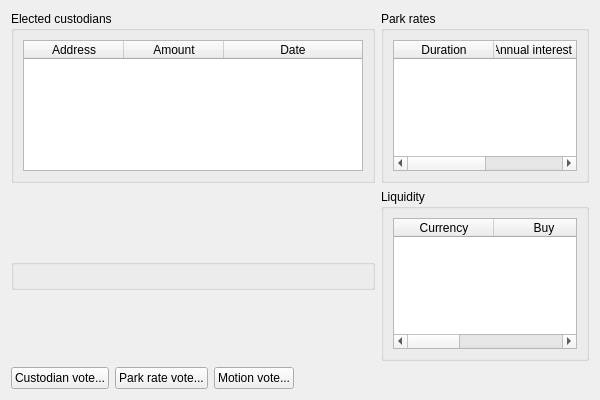
First picture: the form in src/qt/forms/votepage.ui, repository creon-nu/Nu, before the edit.
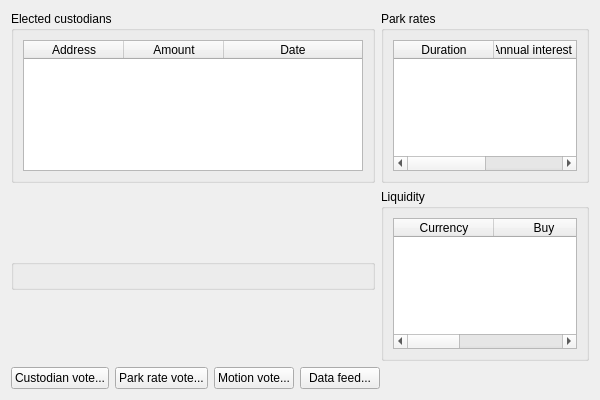
Second picture: the form after the edit.

Commit message:
The user can now set a data feed URL from which his vote is automatically updated.
The URL can be set with the RPC "setdatafeed" (a "getdatafeed" command also exists) or in the Vote tab of the GUI.

The vote is then fetched from the URL every 60 seconds (can be changed with -datafeeddelay).

The syntax of the vote is the same as the one used in the "setvote" RPC.
If anything fails during the fetch the vote is not updated and an error is displayed at the usual places (in the "error" field of the "getinfo" result and in the status bar).

At each update the downloaded data is written to the log.

```diff
--- a/src/qt/forms/votepage.ui
+++ b/src/qt/forms/votepage.ui
@@ -177,6 +177,13 @@
        </property>
       </widget>
      </item>
+     <item>
+      <widget class="QPushButton" name="dataFeedButton">
+       <property name="text">
+        <string>Data feed...</string>
+       </property>
+      </widget>
+     </item>
      <item>
       <spacer name="horizontalSpacer">
        <property name="orientation">
```
The commit also changes 30 other files.
